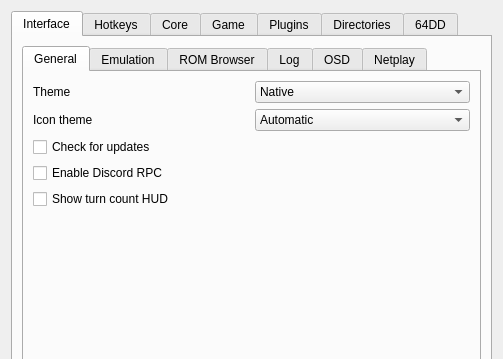
Before: the Qt Designer form Source/RMG/UserInterface/Dialog/SettingsDialog.ui in MarioPartyNetplay/Mupen-MPN, drawn with Qt 5; both pictures show x 0 to 503 and y 0 to 359 of the 503 by 668 pixel window.
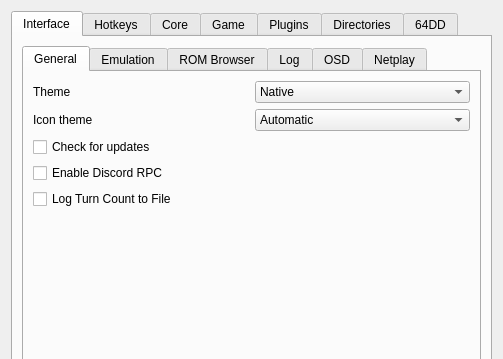
After: the same form once the commit is applied. Icons and pictures are not drawn. Custom widgets are drawn as their Qt base class.

Commit message: derp swap these

```diff
--- a/Source/RMG/UserInterface/Dialog/SettingsDialog.ui
+++ b/Source/RMG/UserInterface/Dialog/SettingsDialog.ui
@@ -131,9 +131,9 @@
                 </widget>
                </item>
                <item>
-                <widget class="QCheckBox" name="turnCountHudCheckBox">
+                <widget class="QCheckBox" name="turnCountFileCheckBox">
                  <property name="text">
-                  <string>Show turn count HUD</string>
+                  <string>Log Turn Count to File</string>
                  </property>
                 </widget>
                </item>
@@ -583,9 +583,9 @@
                 </widget>
                </item>
                <item>
-                <widget class="QCheckBox" name="turnCountFileCheckBox">
+                <widget class="QCheckBox" name="turnCountHudCheckBox">
                  <property name="text">
-                  <string>Write TurnCount.txt file</string>
+                  <string>Show Turn Count</string>
                  </property>
                 </widget>
                </item>
```
